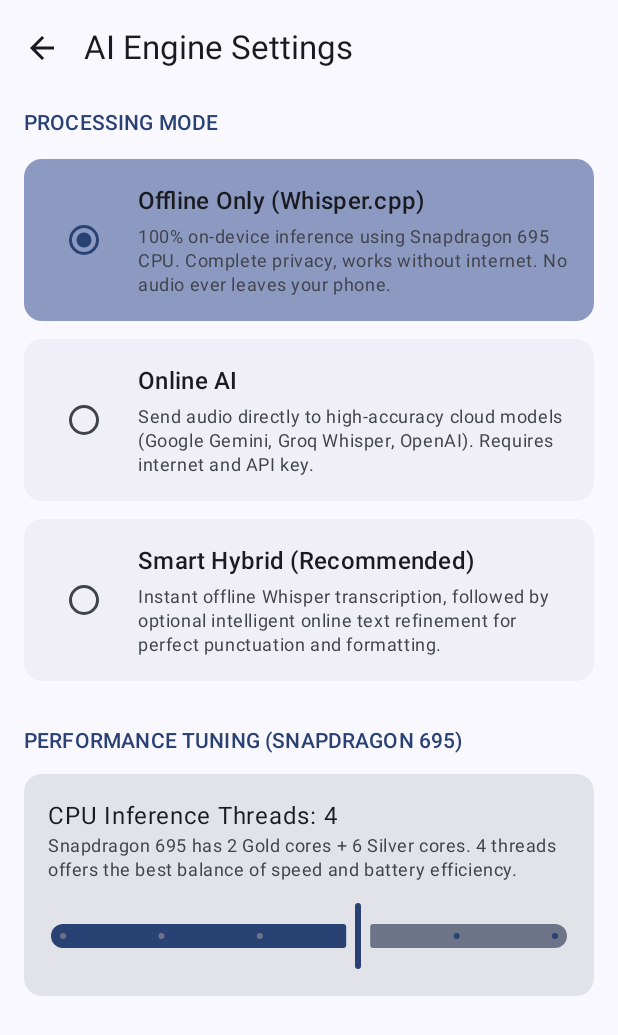
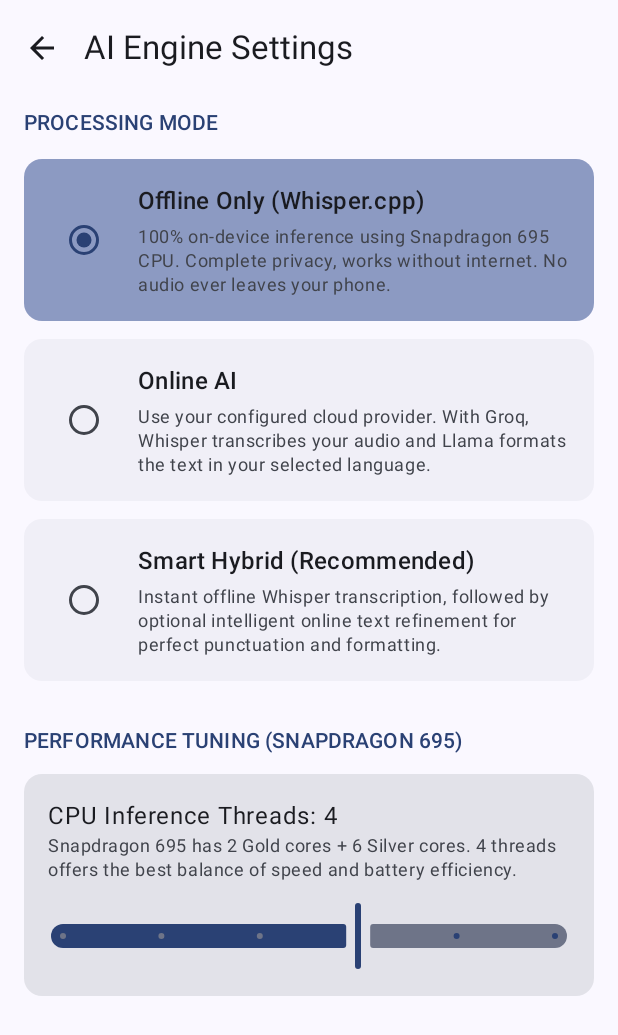
Before and after one commit to chandan-itian/VoiceFlowAI, an Android app built with Jetpack Compose: the AISettingsScreen screen opened through its navigation route, on a phone screen of 412 x 824 dp. Shown: the top 1035 px of the screen. Run offline under Robolectric (Android 15) with nearby library versions, the phone set to English and light mode, and no system bars; our stand-ins replace Dagger/Hilt's generated code; 1 statement that could not run was skipped.

Commit message:
Format Groq dictation after transcription and refresh Android settings UI

```diff
--- a/app/src/main/java/com/voiceflow/ai/data/model/ApiModels.kt
+++ b/app/src/main/java/com/voiceflow/ai/data/model/ApiModels.kt
@@ -93,7 +93,8 @@ data class OpenAiChatResponse(
 
 @Serializable
 data class OpenAiChoice(
-    val message: OpenAiMessage? = null
+    val message: OpenAiMessage? = null,
+    @SerialName("finish_reason") val finishReason: String? = null
 )
 
 @Serializable
--- a/app/src/main/java/com/voiceflow/ai/domain/repository/Repositories.kt
+++ b/app/src/main/java/com/voiceflow/ai/domain/repository/Repositories.kt
@@ -42,7 +42,7 @@ interface AiProviderRepository {
     suspend fun testConnection(provider: AiProvider): Result<String>
     suspend fun fetchModels(provider: AiProvider): Result<List<String>>
     suspend fun transcribeOnline(audioPath: String, provider: AiProvider): TranscriptionResult
-    suspend fun refineText(text: String, provider: AiProvider, language: LanguageMode): String
+    suspend fun refineText(text: String, provider: AiProvider, settings: AppSettings): String
 }
 
 interface TextInsertionRepository {
--- a/app/src/main/java/com/voiceflow/ai/presentation/ui/components/CommonComponents.kt
+++ b/app/src/main/java/com/voiceflow/ai/presentation/ui/components/CommonComponents.kt
@@ -1,6 +1,7 @@
 package com.voiceflow.ai.presentation.ui.components
 
-import androidx.compose.foundation.clickable
+import androidx.compose.foundation.selection.toggleable
+import androidx.compose.ui.semantics.Role
 import androidx.compose.foundation.layout.*
 import androidx.compose.foundation.shape.RoundedCornerShape
 import androidx.compose.material.icons.Icons
@@ -66,14 +67,15 @@ fun SettingsSwitchItem(
         modifier = Modifier
             .fillMaxWidth()
             .padding(horizontal = 16.dp, vertical = 4.dp),
-        shape = RoundedCornerShape(12.dp),
+        shape = RoundedCornerShape(18.dp),
         colors = CardDefaults.cardColors(
-            containerColor = MaterialTheme.colorScheme.surfaceVariant.copy(alpha = 0.5f)
+            containerColor = MaterialTheme.colorScheme.surfaceContainerLow
         )
     ) {
         Row(
             modifier = Modifier
                 .fillMaxWidth()
+                .toggleable(checked, role = Role.Switch, onValueChange = onCheckedChange)
                 .padding(16.dp),
             verticalAlignment = Alignment.CenterVertically
         ) {
@@ -101,7 +103,7 @@ fun SettingsSwitchItem(
             }
             Switch(
                 checked = checked,
-                onCheckedChange = onCheckedChange
+                onCheckedChange = null
             )
         }
     }
@@ -117,11 +119,11 @@ fun SettingsClickableItem(
     Card(
         modifier = Modifier
             .fillMaxWidth()
-            .padding(horizontal = 16.dp, vertical = 4.dp)
-            .clickable { onClick() },
-        shape = RoundedCornerShape(12.dp),
+            .padding(horizontal = 16.dp, vertical = 4.dp),
+        onClick = onClick,
+        shape = RoundedCornerShape(18.dp),
         colors = CardDefaults.cardColors(
-            containerColor = MaterialTheme.colorScheme.surfaceVariant.copy(alpha = 0.5f)
+            containerColor = MaterialTheme.colorScheme.surfaceContainerLow
         )
     ) {
         Row(
--- a/app/src/main/java/com/voiceflow/ai/presentation/ui/home/HomeScreen.kt
+++ b/app/src/main/java/com/voiceflow/ai/presentation/ui/home/HomeScreen.kt
@@ -1,6 +1,8 @@
 package com.voiceflow.ai.presentation.ui.home
 
-import android.content.Context
+import androidx.lifecycle.compose.LifecycleResumeEffect
+import com.voiceflow.ai.domain.model.AiMode
+import com.voiceflow.ai.presentation.ui.components.SectionHeader
 import androidx.compose.foundation.background
 import androidx.compose.foundation.layout.*
 import androidx.compose.foundation.rememberScrollState
@@ -14,7 +16,6 @@ import androidx.compose.runtime.*
 import androidx.compose.ui.Alignment
 import androidx.compose.ui.Modifier
 import androidx.compose.ui.draw.clip
-import androidx.compose.ui.graphics.Color
 import androidx.compose.ui.platform.LocalContext
 import androidx.compose.ui.res.painterResource
 import androidx.compose.ui.text.style.TextAlign
@@ -22,7 +23,6 @@ import androidx.compose.ui.unit.dp
 import com.voiceflow.ai.R
 import com.voiceflow.ai.presentation.ui.components.SettingsClickableItem
 import com.voiceflow.ai.presentation.ui.components.VoiceFlowTopBar
-import com.voiceflow.ai.presentation.viewmodel.HomeUiState
 import com.voiceflow.ai.presentation.viewmodel.HomeViewModel
 import com.voiceflow.ai.utils.PermissionUtils
 
@@ -40,8 +40,9 @@ fun HomeScreen(
     val context = LocalContext.current
     val state by viewModel.uiState.collectAsState()
 
-    LaunchedEffect(Unit) {
+    LifecycleResumeEffect(context) {
         viewModel.refreshPermissions(context)
+        onPauseOrDispose { }
     }
 
     Scaffold(
@@ -60,7 +61,7 @@ fun HomeScreen(
                 modifier = Modifier
                     .fillMaxWidth()
                     .padding(16.dp),
-                shape = RoundedCornerShape(16.dp),
+                shape = RoundedCornerShape(28.dp),
                 colors = CardDefaults.cardColors(
                     containerColor = if (state.isAppEnabled) {
                         MaterialTheme.colorScheme.primaryContainer
@@ -80,28 +81,28 @@ fun HomeScreen(
                             .size(48.dp)
                             .clip(CircleShape)
                             .background(
-                                if (state.isAppEnabled) Color(0xFF8B5CF6) else Color.Gray
+                                MaterialTheme.colorScheme.primary
                             ),
                         contentAlignment = Alignment.Center
                     ) {
                         Icon(
                             painter = painterResource(id = R.drawable.ic_wispr_flow),
                             contentDescription = null,
-                            tint = Color.White,
+                            tint = MaterialTheme.colorScheme.onPrimary,
                             modifier = Modifier.size(26.dp)
                         )
                     }
                     Spacer(modifier = Modifier.width(16.dp))
                     Column(modifier = Modifier.weight(1f)) {
                         Text(
-                            text = if (state.isAppEnabled) "VoiceFlow is Active" else "VoiceFlow is Paused",
+                            text = if (state.isAppEnabled) "Dictation enabled" else "Dictation paused",
                             style = MaterialTheme.typography.titleMedium
                         )
                         Text(
-                            text = if (state.isReadyToDictate) {
-                                "Ready for floating dictation alongside Gboard"
-                            } else {
-                                "Tap below to complete permission setup"
+                            text = when {
+                                !state.isAppEnabled -> "Turn on to use the floating mic"
+                                !state.hasRequiredPermissions -> "Complete microphone setup below"
+                                else -> "Open a text field to dictate"
                             },
                             style = MaterialTheme.typography.bodySmall,
                             color = MaterialTheme.colorScheme.onSurfaceVariant
@@ -115,7 +116,7 @@ fun HomeScreen(
             }
 
             // Permissions Checklist if any permission is missing
-            if (!state.hasAudioPermission || !state.hasOverlayPermission || !state.hasAccessibilityPermission) {
+            if (!state.hasRequiredPermissions) {
                 Card(
                     modifier = Modifier
                         .fillMaxWidth()
@@ -158,48 +159,33 @@ fun HomeScreen(
                 }
             }
 
-            // Current Configuration Card
+            SectionHeader("Dictation engine")
             Card(
-                modifier = Modifier
-                    .fillMaxWidth()
-                    .padding(horizontal = 16.dp, vertical = 8.dp),
-                shape = RoundedCornerShape(12.dp),
-                colors = CardDefaults.cardColors(
-                    containerColor = MaterialTheme.colorScheme.surfaceVariant.copy(alpha = 0.4f)
-                )
+                onClick = onNavigateToAISettings,
+                modifier = Modifier.fillMaxWidth().padding(horizontal = 16.dp),
+                shape = RoundedCornerShape(20.dp),
+                colors = CardDefaults.cardColors(containerColor = MaterialTheme.colorScheme.secondaryContainer)
             ) {
-                Column(modifier = Modifier.padding(16.dp)) {
-                    Text(
-                        text = "Active Engine & Model",
-                        style = MaterialTheme.typography.titleSmall,
-                        color = MaterialTheme.colorScheme.primary
-                    )
-                    Spacer(modifier = Modifier.height(8.dp))
-                    Text(
-                        text = "Mode: ${state.currentAiMode.name}",
-                        style = MaterialTheme.typography.bodyMedium
-                    )
-                    Text(
-                        text = "Model: ${state.currentModelName}",
-                        style = MaterialTheme.typography.bodyMedium
-                    )
-                    Text(
-                        text = "Provider: ${state.defaultProviderName}",
-                        style = MaterialTheme.typography.bodyMedium
-                    )
+                Row(
+                    modifier = Modifier.fillMaxWidth().padding(20.dp),
+                    verticalAlignment = Alignment.CenterVertically
+                ) {
+                    Column(Modifier.weight(1f)) {
+                        Text(
+                            when (state.currentAiMode) {
+                                AiMode.OFFLINE -> "On device"
+                                AiMode.ONLINE -> "Online"
+                                AiMode.SMART_HYBRID -> "Smart hybrid"
+                            },
+                            style = MaterialTheme.typography.headlineSmall
+                        )
+                        Text(state.defaultProviderName, style = MaterialTheme.typography.bodyMedium)
+                    }
+                    Icon(Icons.Default.ChevronRight, contentDescription = null)
                 }
             }
 
-            Spacer(modifier = Modifier.height(8.dp))
-
-            // Navigation Items
-            SettingsClickableItem(
-                title = "AI Engine & Mode",
-                subtitle = "Offline, Online API, or Smart Hybrid",
-                icon = Icons.Default.Psychology,
-                onClick = onNavigateToAISettings
-            )
-
+            SectionHeader("Models and providers")
             SettingsClickableItem(
                 title = "Offline Whisper Models",
                 subtitle = "Download Base (142MB), Tiny (75MB), or Small",
@@ -214,6 +200,7 @@ fun HomeScreen(
                 onClick = onNavigateToProviders
             )
 
+            SectionHeader("Dictation preferences")
             SettingsClickableItem(
                 title = "Transcription & Language",
                 subtitle = "Hindi, English, Hinglish, punctuation & fillers",
--- a/app/src/main/java/com/voiceflow/ai/presentation/ui/settings/AISettingsScreen.kt
+++ b/app/src/main/java/com/voiceflow/ai/presentation/ui/settings/AISettingsScreen.kt
@@ -47,7 +47,7 @@ fun AISettingsScreen(
 
             ModeSelectionCard(
                 title = "Online AI",
-                description = "Send audio directly to high-accuracy cloud models (Google Gemini, Groq Whisper, OpenAI). Requires internet and API key.",
+                description = "Use your configured cloud provider. With Groq, Whisper transcribes your audio and Llama formats the text in your selected language.",
                 selected = settings.aiMode == AiMode.ONLINE,
                 onSelect = { viewModel.setAiMode(AiMode.ONLINE) }
             )
--- a/app/src/main/java/com/voiceflow/ai/presentation/viewmodel/HomeViewModel.kt
+++ b/app/src/main/java/com/voiceflow/ai/presentation/viewmodel/HomeViewModel.kt
@@ -23,9 +23,10 @@ data class HomeUiState(
     val hasAudioPermission: Boolean = false,
     val hasOverlayPermission: Boolean = false,
     val hasAccessibilityPermission: Boolean = false,
-    val hasNotificationPermission: Boolean = false,
-    val isReadyToDictate: Boolean = false
-)
+    val hasNotificationPermission: Boolean = false
+) {
+    val hasRequiredPermissions get() = hasAudioPermission && hasOverlayPermission && hasAccessibilityPermission
+}
 
 @HiltViewModel
 class HomeViewModel @Inject constructor(
@@ -43,7 +44,8 @@ class HomeViewModel @Inject constructor(
 
     private fun observeSettings() {
         viewModelScope.launch {
-            settingsRepository.settings.collect { settings ->
+            combine(settingsRepository.settings, providerRepository.getProviders()) { settings, _ -> settings }
+                .collect { settings ->
                 val modelName = WhisperModel.ALL.find { it.id == settings.selectedWhisperModel }?.name
                     ?: "Base Multilingual"
 
@@ -77,8 +79,7 @@ class HomeViewModel @Inject constructor(
                 hasAudioPermission = audio,
                 hasOverlayPermission = overlay,
                 hasAccessibilityPermission = a11y,
-                hasNotificationPermission = notif,
-                isReadyToDictate = audio && overlay && a11y && state.isAppEnabled
+                hasNotificationPermission = notif
             )
         }
     }
--- a/app/src/main/java/com/voiceflow/ai/utils/HinglishNormalizer.kt
+++ b/app/src/main/java/com/voiceflow/ai/utils/HinglishNormalizer.kt
@@ -158,7 +158,7 @@ object HinglishNormalizer {
             for (pattern in FILLER_PATTERNS) {
                 text = text.replace(Regex(pattern, RegexOption.IGNORE_CASE), "")
             }
-            text = text.replace(Regex("\\s{2,}"), " ")
+            text = text.replace(Regex("[ \\t]{2,}"), " ")
         }
 
         // Apply technical vocabulary and brand casing
```
Also changed, not shown: app/src/main/java/com/voiceflow/ai/data/remote/AiProviderRepositoryImpl.kt (+6 -6 lines), app/src/main/java/com/voiceflow/ai/data/remote/providers/GroqProvider.kt (+6 -6 lines), app/src/main/java/com/voiceflow/ai/data/remote/providers/OpenAIProvider.kt (+17 -3 lines), app/src/main/java/com/voiceflow/ai/domain/usecase/TranscriptionUseCases.kt (+19 -19 lines), app/src/main/java/com/voiceflow/ai/presentation/ui/providers/ProviderManagerScreen.kt (+6 -2 lines), 1 other file.
